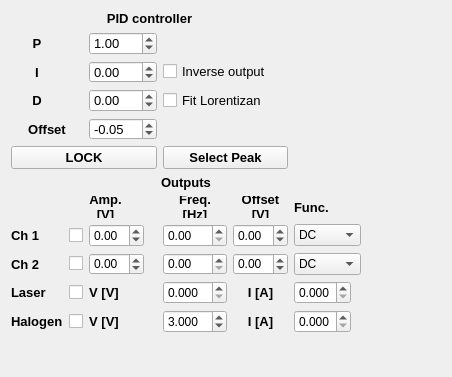
This is widgets/scopeWidget/cavity_lock/outputsControl.ui in BarakDayanLab/GUI-Experiment as Qt 5 draws it before an edit. The edited form follows.
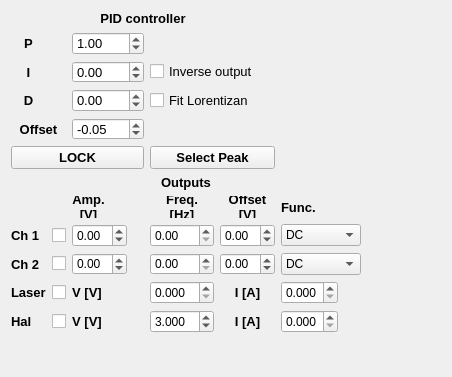
This is the edited form.

Commit message: Add Halogen control (on top of laser control)

The edit to the form file:
```diff
--- a/widgets/scopeWidget/cavity_lock/outputsControl.ui
+++ b/widgets/scopeWidget/cavity_lock/outputsControl.ui
@@ -716,7 +716,7 @@
        </font>
       </property>
       <property name="text">
-       <string>Halogen</string>
+       <string>Hal</string>
       </property>
      </widget>
     </item>
```
The commit also changes 2 other files.
